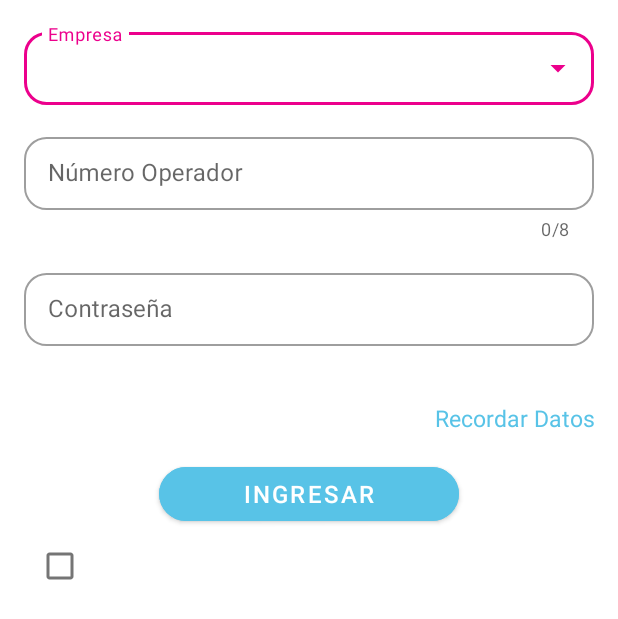
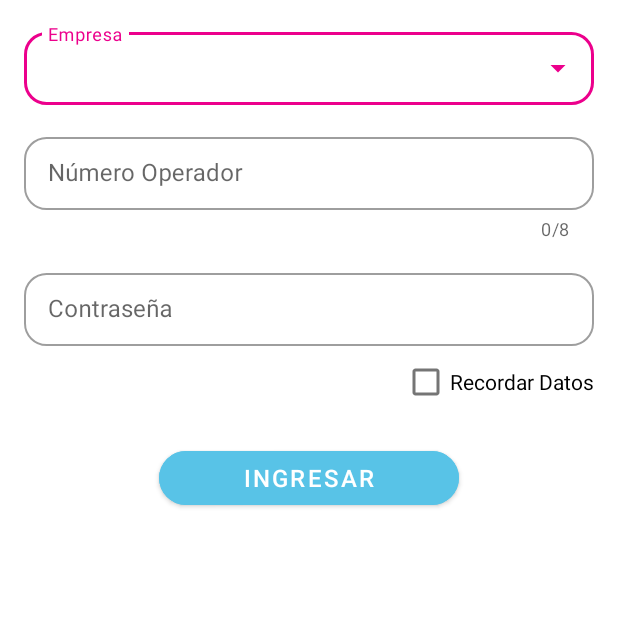
Before and after one commit to LUISADRIAN18/OperadoresTMS, an Android app: the layout activity_main.xml on its own in the app's theme, with its tools: preview values and no code run, on a phone screen of 412 x 824 dp. Shown: the top 619 px of the screen. Run offline under Robolectric (Android 15) with nearby library versions, the phone set to English and light mode, and no system bars.

```diff
--- a/app/src/main/res/layout/activity_main.xml
+++ b/app/src/main/res/layout/activity_main.xml
@@ -91,36 +91,12 @@
                 android:inputType="textPassword"/>
 
         </com.google.android.material.textfield.TextInputLayout>
+        <CheckBox
+            android:layout_width="wrap_content"
+            android:layout_height="wrap_content"
+            android:text="@string/recordar_datos"
+            android:layout_gravity="end"/>
 
-
-
-
-
-
-        <TextView
-            android:paddingTop="@dimen/common_padding_default"
-            android:layout_width="match_parent"
-            android:layout_height="wrap_content"
-
-
-            android:textSize="15sp"
-            app:flow_verticalAlign="center"
-            android:textColor="@color/gris_textos_eobs"
-
-            />
-        <TextView
-
-            android:layout_width="match_parent"
-            android:layout_height="wrap_content"
-            android:text= "@string/recordar_datos"
-
-            android:textColor="@color/azul_principal"
-
-            android:textSize="15sp"
-            app:flow_verticalAlign="center"
-            android:textAlignment="viewEnd"
-
-            />
         <com.google.android.material.button.MaterialButton
             android:id="@+id/btn_registrarme"
             android:layout_width="200dp"
@@ -135,9 +111,7 @@
             android:backgroundTintMode="screen"
             android:backgroundTint="@color/azul_principal"
             />
-        <CheckBox
-            android:layout_width="wrap_content"
-            android:layout_height="wrap_content"/>
+
 
 
 
```
